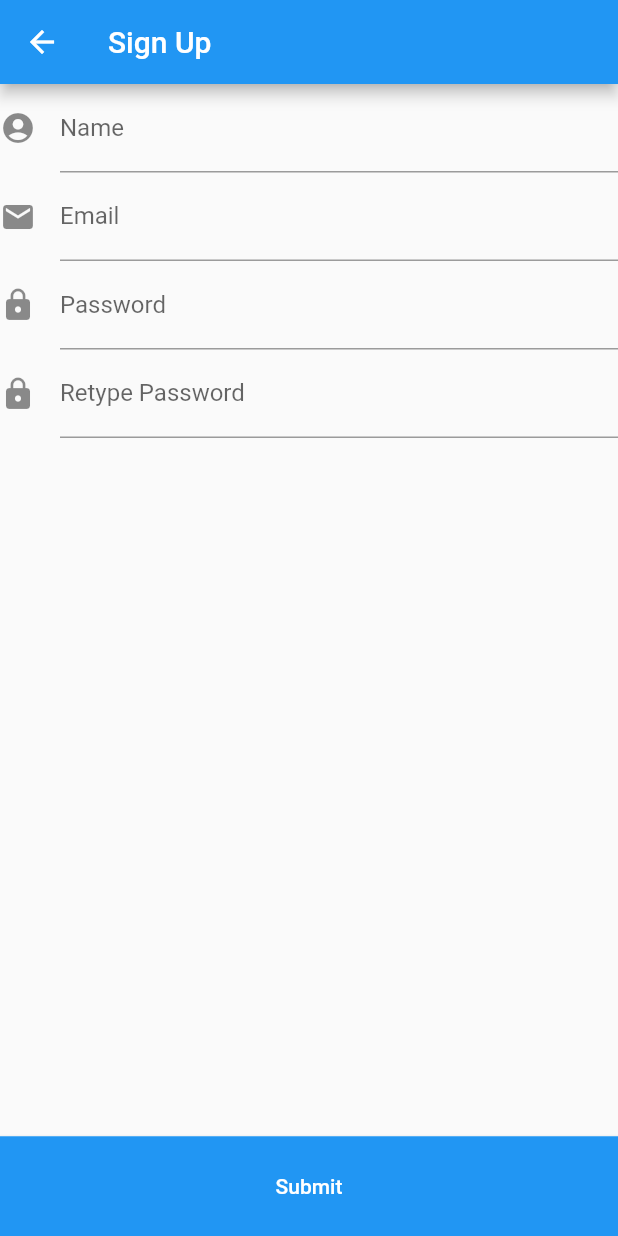
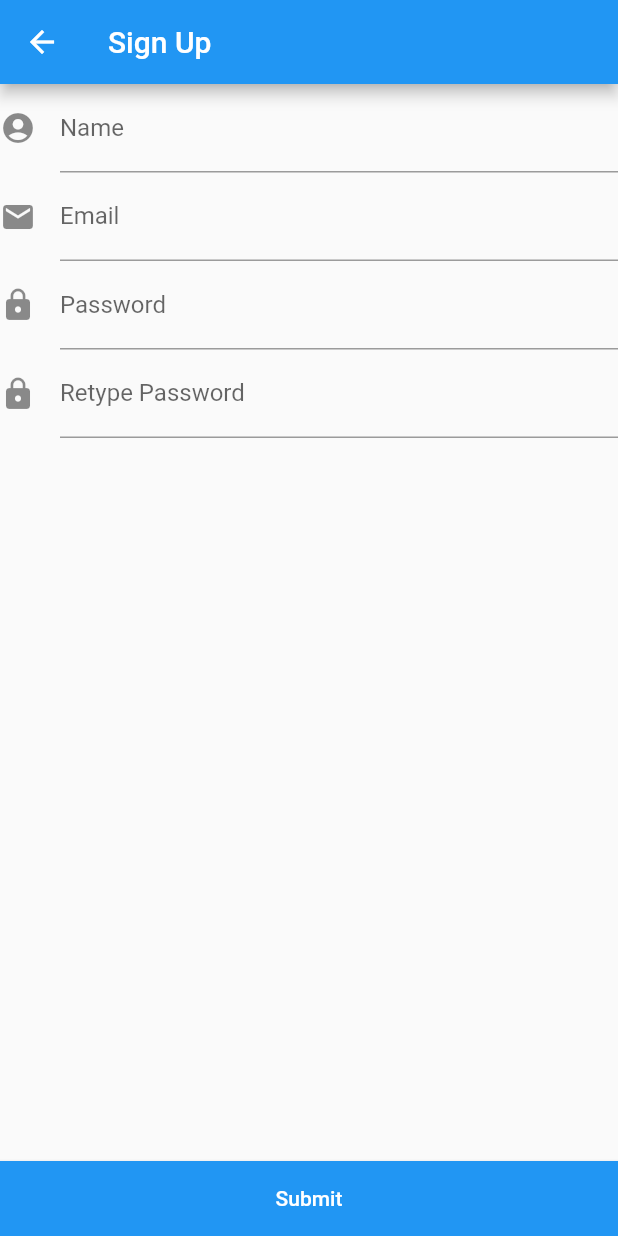
Before and after one commit to dscntou/solution-challenge-frontend, a Flutter app: the screen it shows after launch, after a tap on "Sign up", on a phone screen of 412 x 824 dp. Run offline on Flutter 3.47's test engine with Material 2 defaults, Android fonts, the phone set to English and light mode, and no system bars; missing offline and left inert: flutter_verification_code.

Commit message:
fix(sign_up): resize submit button

```diff
--- a/src/app/lib/Pages/login.dart
+++ b/src/app/lib/Pages/login.dart
@@ -80,9 +80,10 @@ class _LoginFormState extends State<LoginForm> {
                   Navigator.of(context).pushNamed('/sign_up');
                 }),
             RectengleButton(
-              text: 'Log in',
-              press: () {},
-            ),
+                text: 'Log in',
+                press: () {
+                  _login();
+                }),
           ]),
         ],
       ),
--- a/src/app/lib/Pages/sign_up.dart
+++ b/src/app/lib/Pages/sign_up.dart
@@ -86,11 +86,13 @@ class _SignUpFormState extends State<SignUpForm> {
               return null;
             },
           ),
-          Spacer(flex: 7),
-          RectengleButton(
-            text: 'Submit',
-            press: _signUp,
-          ),
+          Spacer(),
+          Row(children: <Widget>[
+            RectengleButton(
+              text: 'Submit',
+              press: _signUp,
+            ),
+          ]),
         ],
       ),
     );
```
